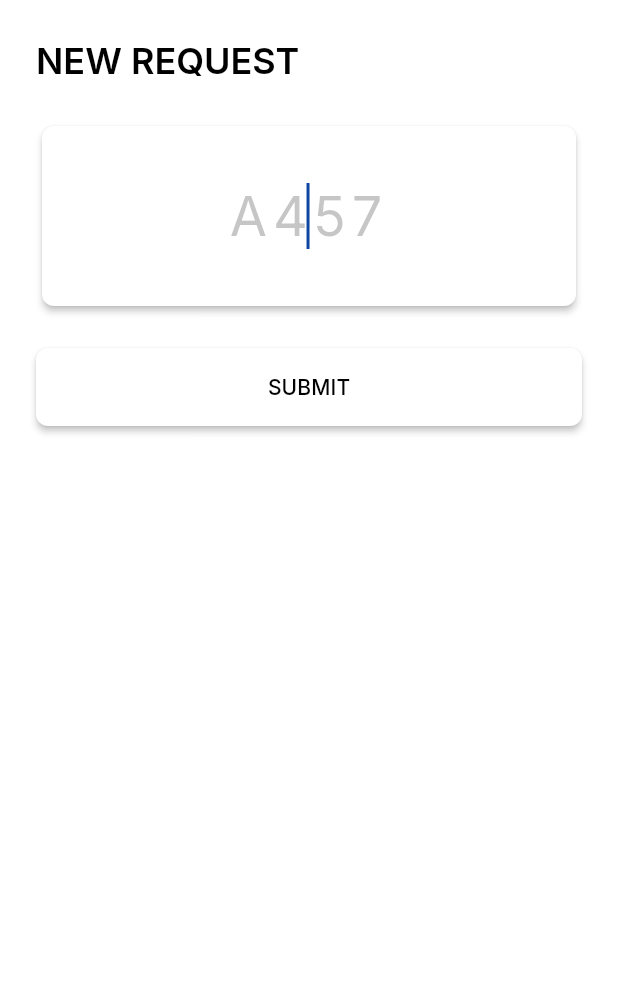
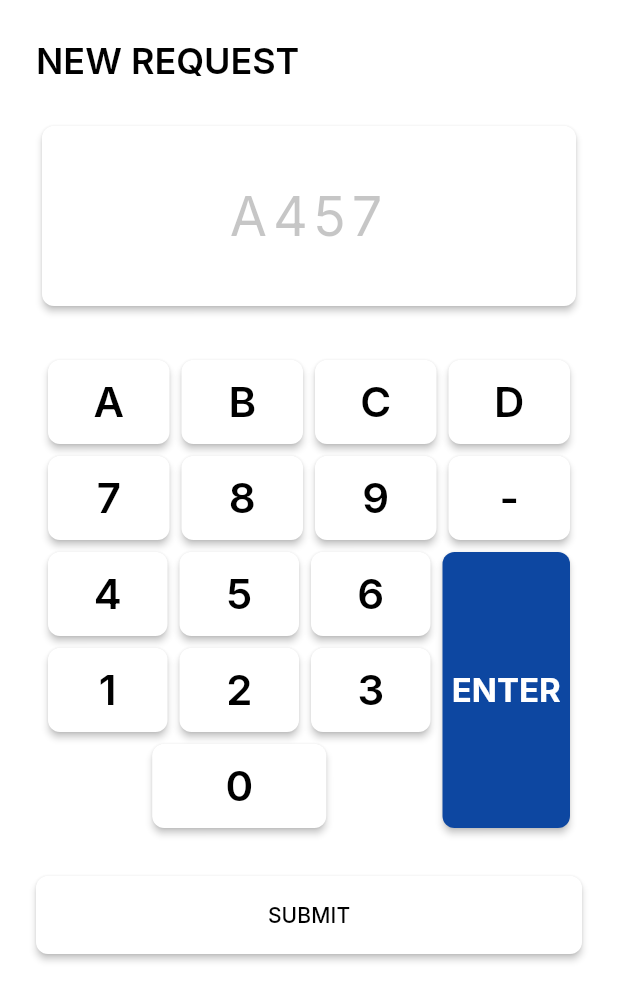
Before and after one commit to joemc3/poster-runner, a Flutter app: the RequestEntryScreen screen opened directly, on a phone screen of 412 x 824 dp. Shown: the top 1001 px of the screen. Run offline on Flutter 3.47's test engine with Material 3 defaults, Android fonts, the phone set to English and light mode, and no system bars; our stand-ins replace google_fonts, hive, hive_flutter, permission_handler; missing offline and left inert: ble_peripheral, flutter_reactive_ble; accounts and stored records are empty.

Commit message:
Add custom entry keypad to Front Desk Request Entry screen
- Created PosterEntryKeypad widget with 4x5 grid layout (A-D, 0-9, dash, ENTER)
- ENTER button spans 3 rows for easy access
- Input field set to readOnly to prevent mobile keyboard popup
- Removed autofocus to ensure keyboard doesn't appear on screen load
- Updated Front Desk UX specification with keypad design
- All buttons follow theme specifications (56dp touch targets, 8dp spacing)

```diff
--- a/app/lib/screens/front_desk/request_entry_screen.dart
+++ b/app/lib/screens/front_desk/request_entry_screen.dart
@@ -4,6 +4,7 @@ import 'package:provider/provider.dart';
 import '../../models/poster_request.dart';
 import '../../theme/app_theme.dart';
 import '../../providers/front_desk_provider.dart';
+import '../../widgets/poster_entry_keypad.dart';
 
 /// Front Desk - Request Entry Screen (Tab 1)
 ///
@@ -32,6 +33,13 @@ class _RequestEntryScreenState extends State<RequestEntryScreen> {
   void dispose() {
     _posterNumberController.dispose();
     super.dispose();
+  }
+
+  /// Handle keypad character press
+  ///
+  /// Appends the character to the text field.
+  void _handleCharacterPressed(String character) {
+    _posterNumberController.text += character;
   }
 
   /// Handle submit button press
@@ -116,7 +124,7 @@ class _RequestEntryScreenState extends State<RequestEntryScreen> {
                           children: [
                             TextField(
                               controller: _posterNumberController,
-                              autofocus: true,
+                              readOnly: true, // Prevent mobile keyboard from appearing
                               textAlign: TextAlign.center,
                               style: textTheme.displaySmall?.copyWith(
                                 fontWeight: FontWeight.w600,
@@ -132,12 +140,17 @@ class _RequestEntryScreenState extends State<RequestEntryScreen> {
                                 enabledBorder: InputBorder.none,
                                 focusedBorder: InputBorder.none,
                               ),
-                              textCapitalization: TextCapitalization.characters,
-                              onSubmitted: (_) => _handleSubmit(),
                             ),
                           ],
                         ),
                       ),
+                    ),
+                    const SizedBox(height: 24),
+
+                    // Custom keypad
+                    PosterEntryKeypad(
+                      onCharacterPressed: _handleCharacterPressed,
+                      onEnterPressed: _handleSubmit,
                     ),
                     const SizedBox(height: 24),
 
--- /dev/null
+++ b/app/lib/widgets/poster_entry_keypad.dart
@@ -0,0 +1,216 @@
+import 'package:flutter/material.dart';
+
+/// Custom keypad widget for poster number entry
+///
+/// Layout:
+/// +---+---+---+---+
+/// | A | B | C | D |
+/// +---+---+---+---+
+/// | 7 | 8 | 9 | - |
+/// +---+---+---+---+
+/// | 4 | 5 | 6 | E |
+/// +---+---+---+ N |
+/// | 1 | 2 | 3 | T |
+/// +---+---+---+ E |
+/// |     0     | R |
+/// +-----------+---+
+///
+/// Features:
+/// - Large touch targets (56dp minimum per project-theme.md)
+/// - Letter buttons (A-D) for alphanumeric poster numbers
+/// - Numeric buttons (0-9) for poster numbers
+/// - Dash button (-) for poster numbers with separators
+/// - ENTER button spans 3 rows, triggers submission
+/// - Theme-compliant styling
+class PosterEntryKeypad extends StatelessWidget {
+  /// Callback invoked when a character button (A-D, 0-9, -) is pressed
+  final void Function(String character) onCharacterPressed;
+
+  /// Callback invoked when the ENTER button is pressed
+  final VoidCallback onEnterPressed;
+
+  const PosterEntryKeypad({
+    super.key,
+    required this.onCharacterPressed,
+    required this.onEnterPressed,
+  });
+
+  @override
+  Widget build(BuildContext context) {
+    final colorScheme = Theme.of(context).colorScheme;
+    final textTheme = Theme.of(context).textTheme;
+
+    return Container(
+      padding: const EdgeInsets.all(8.0),
+      child: Column(
+        mainAxisSize: MainAxisSize.min,
+        children: [
+          // Row 1: A B C D
+          Row(
+            children: [
+              _buildKeypadButton(context, 'A', colorScheme, textTheme),
+              const SizedBox(width: 8),
+              _buildKeypadButton(context, 'B', colorScheme, textTheme),
+              const SizedBox(width: 8),
+              _buildKeypadButton(context, 'C', colorScheme, textTheme),
+              const SizedBox(width: 8),
+              _buildKeypadButton(context, 'D', colorScheme, textTheme),
+            ],
+          ),
+          const SizedBox(height: 8),
+
+          // Row 2: 7 8 9 -
+          Row(
+            children: [
+              _buildKeypadButton(context, '7', colorScheme, textTheme),
+              const SizedBox(width: 8),
+              _buildKeypadButton(context, '8', colorScheme, textTheme),
+              const SizedBox(width: 8),
+              _buildKeypadButton(context, '9', colorScheme, textTheme),
+              const SizedBox(width: 8),
+              _buildKeypadButton(context, '-', colorScheme, textTheme),
+            ],
+          ),
+          const SizedBox(height: 8),
+
+          // Rows 3-5: 4-6, 1-3, 0 with ENTER button spanning 3 rows
+          IntrinsicHeight(
+            child: Row(
+              crossAxisAlignment: CrossAxisAlignment.stretch,
+              children: [
+                // Left column: 4-6, 1-3, 0
+                Expanded(
+                  flex: 3,
+                  child: Column(
+                    children: [
+                      // Row 3: 4 5 6
+                      Row(
+                        children: [
+                          _buildKeypadButton(context, '4', colorScheme, textTheme),
+                          const SizedBox(width: 8),
+                          _buildKeypadButton(context, '5', colorScheme, textTheme),
+                          const SizedBox(width: 8),
+                          _buildKeypadButton(context, '6', colorScheme, textTheme),
+                        ],
+                      ),
+                      const SizedBox(height: 8),
+
+                      // Row 4: 1 2 3
+                      Row(
+                        children: [
+                          _buildKeypadButton(context, '1', colorScheme, textTheme),
+                          const SizedBox(width: 8),
+                          _buildKeypadButton(context, '2', colorScheme, textTheme),
+                          const SizedBox(width: 8),
+                          _buildKeypadButton(context, '3', colorScheme, textTheme),
+                        ],
+                      ),
+                      const SizedBox(height: 8),
+
+                      // Row 5: 0 (wide button)
+                      _buildWideKeypadButton(context, '0', colorScheme, textTheme),
+                    ],
+                  ),
+                ),
+                const SizedBox(width: 8),
+
+                // Right column: ENTER button (spans 3 rows)
+                Expanded(
+                  flex: 1,
+                  child: _buildEnterButton(context, colorScheme, textTheme),
+                ),
+              ],
+            ),
+          ),
+        ],
+      ),
+    );
+  }
+
+  /// Build a standard keypad button
+  Widget _buildKeypadButton(
+    BuildContext context,
+    String character,
+    ColorScheme colorScheme,
+    TextTheme textTheme,
+  ) {
+    return Expanded(
+      child: SizedBox(
+        height: 56, // Minimum touch target per project-theme.md
+        child: ElevatedButton(
+          onPressed: () => onCharacterPressed(character),
+          style: ElevatedButton.styleFrom(
+            backgroundColor: colorScheme.surfaceContainerHigh,
+            foregroundColor: colorScheme.onSurface,
+            padding: EdgeInsets.zero,
+            shape: RoundedRectangleBorder(
+              borderRadius: BorderRadius.circular(8), // 8dp border radius per project-theme.md
+            ),
+          ),
+          child: Text(
+            character,
+            style: textTheme.headlineMedium?.copyWith(
+              fontWeight: FontWeight.w600,
+            ),
+          ),
+        ),
+      ),
+    );
+  }
+
+  /// Build a wide keypad button (for '0')
+  Widget _buildWideKeypadButton(
+    BuildContext context,
+    String character,
+    ColorScheme colorScheme,
+    TextTheme textTheme,
+  ) {
+    return SizedBox(
+      height: 56, // Minimum touch target per project-theme.md
+      child: ElevatedButton(
+        onPressed: () => onCharacterPressed(character),
+        style: ElevatedButton.styleFrom(
+          backgroundColor: colorScheme.surfaceContainerHigh,
+          foregroundColor: colorScheme.onSurface,
+          padding: EdgeInsets.zero,
+          shape: RoundedRectangleBorder(
+            borderRadius: BorderRadius.circular(8), // 8dp border radius per project-theme.md
+          ),
+        ),
+        child: Text(
+          character,
+          style: textTheme.headlineMedium?.copyWith(
+            fontWeight: FontWeight.w600,
+          ),
+        ),
+      ),
+    );
+  }
+
+  /// Build the ENTER button (spans 3 rows)
+  Widget _buildEnterButton(
+    BuildContext context,
+    ColorScheme colorScheme,
+    TextTheme textTheme,
+  ) {
+    return ElevatedButton(
+      onPressed: onEnterPressed,
+      style: ElevatedButton.styleFrom(
+        backgroundColor: colorScheme.primary,
+        foregroundColor: colorScheme.onPrimary,
+        padding: EdgeInsets.zero,
+        shape: RoundedRectangleBorder(
+          borderRadius: BorderRadius.circular(8), // 8dp border radius per project-theme.md
+        ),
+      ),
+      child: Text(
+        'ENTER',
+        style: textTheme.titleLarge?.copyWith(
+          fontWeight: FontWeight.w700,
+          color: colorScheme.onPrimary,
+        ),
+        textAlign: TextAlign.center,
+      ),
+    );
+  }
+}
```
Also changed, not shown: 1 other file.
